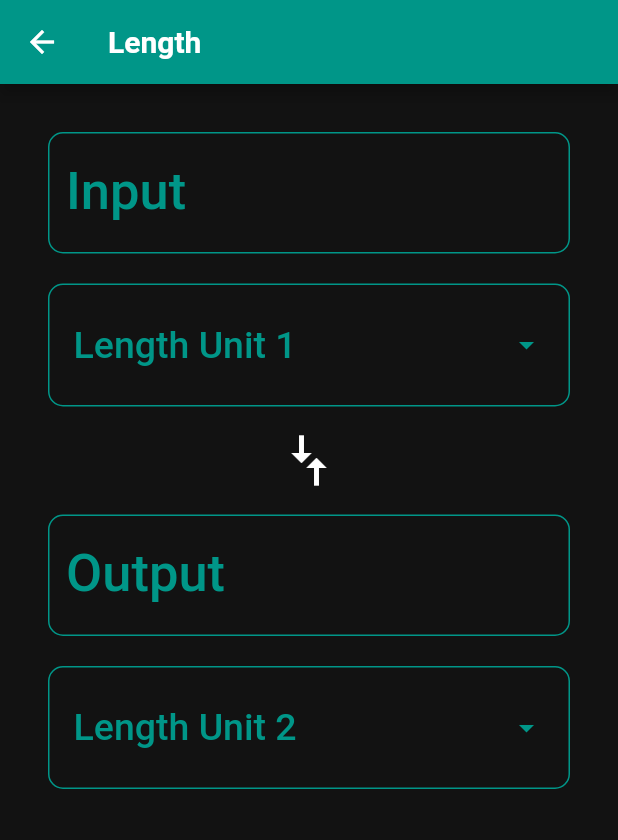
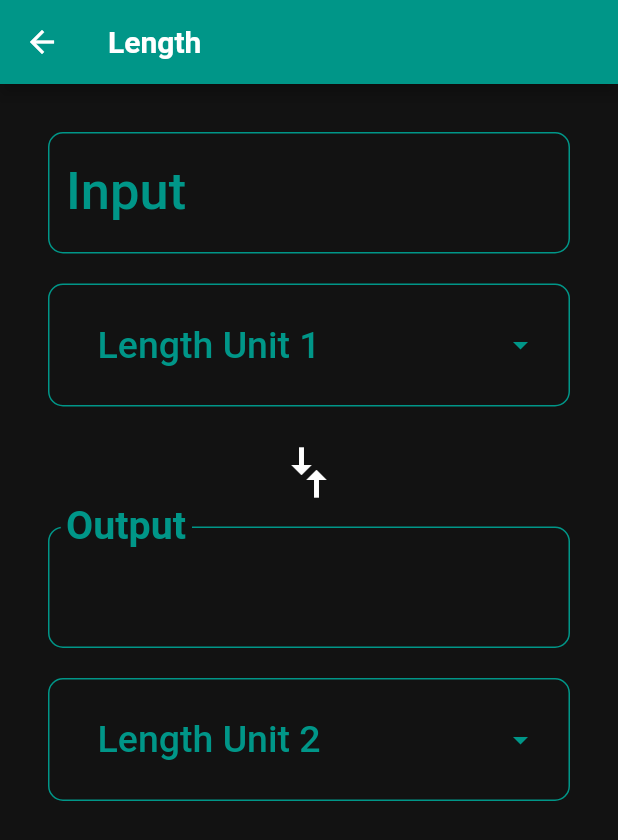
Before and after one commit to akashroshan135/unit-converter, a Flutter app: the screen it shows after launch, after a tap on "Length", on a phone screen of 412 x 824 dp. Shown: the top 840 px of the screen. Run offline on Flutter 3.47's test engine with Material 2 defaults, Android fonts, the phone set to English and light mode, and no system bars.

```diff
--- a/lib/routes/category_route.dart
+++ b/lib/routes/category_route.dart
@@ -43,9 +43,9 @@ class _CategoryRouteState extends State<CategoryRoute> {
       itemCount: CategoryData.categoryNames.length,
       itemBuilder: (BuildContext context, int index) {
         return Category(
-          CategoryData.categoryNames[index],
-          CategoryData.categoryIcon[index],
-          CategoryData.baseColors[index],
+          categoryName: CategoryData.categoryNames[index],
+          categoryIcon: CategoryData.categoryIcon[index],
+          categoryColor: CategoryData.baseColors[index],
         );
       },
     );
--- a/lib/routes/converter_route.dart
+++ b/lib/routes/converter_route.dart
@@ -1,4 +1,6 @@
 import 'package:flutter/material.dart';
+
+import 'package:unit_converter/widgets/unit.dart';
 
 const _padding = EdgeInsets.all(16.0);
 
@@ -7,26 +9,125 @@ class ConverterScreen extends StatefulWidget {
   final categoryColor;
   final units;
 
-  const ConverterScreen(this.categoryName, this.categoryColor, this.units);
+  const ConverterScreen({
+    @required this.categoryName,
+    @required this.categoryColor,
+    @required this.units,
+  })  : assert(categoryName != null),
+        assert(categoryColor != null),
+        assert(units != null);
 
   @override
   _ConverterScreenState createState() => _ConverterScreenState();
 }
 
 class _ConverterScreenState extends State<ConverterScreen> {
-  String _value1;
-  String _value2;
-  List<String> units;
+  Unit _fromValue;
+  Unit _toValue;
+  double _inputValue;
+  String _convertedValue = '';
+  List<DropdownMenuItem> _unitMenuItems;
+  bool _showValidationError = false;
+  var swap = TextEditingController();
 
   @override
   void initState() {
     super.initState();
-    units = widget.units;
-    _value1 = units[0];
-    _value2 = units[1];
+    _createDropdownMenuItems();
+    _setDefaults();
   }
 
-  Widget _createDropdown(String currentValue) {
+  // creates the dropdown menu items
+  void _createDropdownMenuItems() {
+    var newItems = <DropdownMenuItem>[];
+    for (var unit in widget.units) {
+      newItems.add(
+        DropdownMenuItem(
+          value: unit.name,
+          child: Container(
+            child: Text(
+              unit.name,
+              softWrap: true,
+            ),
+          ),
+        ),
+      );
+    }
+    setState(() {
+      _unitMenuItems = newItems;
+    });
+  }
+
+// sets the default values for from and to dropdown menu
+  void _setDefaults() {
+    setState(() {
+      _fromValue = widget.units[0];
+      _toValue = widget.units[1];
+    });
+  }
+
+  // updates the converted value
+  void _updateConversion() {
+    setState(() {
+      _convertedValue =
+          (_inputValue * (_toValue.conversion / _fromValue.conversion))
+              .toString();
+    });
+  }
+
+  // called when the input is changed
+  void _updateInputValue(String input) {
+    setState(() {
+      if (input == null || input.isEmpty) {
+        _convertedValue = '';
+      } else {
+        try {
+          final inputDouble = double.parse(input);
+          _showValidationError = false;
+          _inputValue = inputDouble;
+          _updateConversion();
+        } on Exception catch (e) {
+          print('Error: $e');
+          _showValidationError = true;
+        }
+      }
+    });
+  }
+
+  // obtasins the name of the unit
+  Unit _getUnit(String unitName) {
+    return widget.units.firstWhere(
+      (Unit unit) {
+        return unit.name == unitName;
+      },
+      orElse: null,
+    );
+  }
+
+  // changes the dropdown and updates the values
+  void _updateFromConversion(dynamic unitName) {
+    setState(() {
+      _fromValue = _getUnit(unitName);
+    });
+
+    if (_inputValue != null) {
+      _updateConversion();
+    }
+  }
+
+  // changes the dropdown and updates the values
+  void _updateToConversion(dynamic unitName) {
+    setState(() {
+      _toValue = _getUnit(unitName);
+    });
+
+    if (_inputValue != null) {
+      _updateConversion();
+    }
+  }
+  // changes the dropdown and updates the values
+
+  Widget _createDropdown(String currentValue, ValueChanged<dynamic> onChanged) {
     return Container(
       margin: EdgeInsets.only(top: 20.0),
       padding: EdgeInsets.all(16.0),
@@ -42,6 +143,8 @@ class _ConverterScreenState extends State<ConverterScreen> {
           canvasColor: Colors.grey[50],
         ),
         child: DropdownButtonHideUnderline(
+          child: ButtonTheme(
+            alignedDropdown: true,
             child: DropdownButton(
               isExpanded: true,
               style: Theme.of(context)
@@ -51,19 +154,9 @@ class _ConverterScreenState extends State<ConverterScreen> {
               iconEnabledColor: widget.categoryColor,
               dropdownColor: Theme.of(context).scaffoldBackgroundColor,
               value: currentValue,
-            items: units.map(
-              (item) {
-                return DropdownMenuItem(
-                  value: item,
-                  child: new Text(item),
-                );
-              },
-            ).toList(),
-            onChanged: (value) {
-              setState(() {
-                currentValue = value;
-              });
-            },
+              items: _unitMenuItems,
+              onChanged: onChanged,
+            ),
           ),
         ),
       ),
@@ -88,52 +181,68 @@ class _ConverterScreenState extends State<ConverterScreen> {
       padding: _padding,
       child: Column(crossAxisAlignment: CrossAxisAlignment.stretch, children: [
         TextField(
+          controller: swap,
           keyboardType: TextInputType.number,
           cursorColor: widget.categoryColor,
           style: Theme.of(context).textTheme.headline6.copyWith(fontSize: 35),
           decoration: InputDecoration(
             labelText: 'Input',
             labelStyle: TextStyle(color: widget.categoryColor),
+            errorText: _showValidationError ? 'Invalid number entered' : null,
             focusedBorder: OutlineInputBorder(
                 borderRadius: BorderRadius.circular(10),
                 borderSide: BorderSide(color: widget.categoryColor, width: 1)),
             enabledBorder: OutlineInputBorder(
                 borderRadius: BorderRadius.circular(10),
                 borderSide: BorderSide(color: widget.categoryColor, width: 1)),
+            errorBorder: OutlineInputBorder(
+                borderRadius: BorderRadius.circular(10),
+                borderSide: BorderSide(color: Colors.red, width: 1)),
+            focusedErrorBorder: OutlineInputBorder(
+                borderRadius: BorderRadius.circular(10),
+                borderSide: BorderSide(color: Colors.red, width: 1)),
           ),
+          onChanged: _updateInputValue,
         ),
-        _createDropdown(_value1)
+        _createDropdown(_fromValue.name, _updateFromConversion)
       ]),
     );
 
     final arrows = RotatedBox(
       quarterTurns: 1,
-      child: Icon(
+      child: IconButton(
+        icon: Icon(
           Icons.compare_arrows,
           size: 40.0,
           color: Theme.of(context).primaryIconTheme.color,
+        ),
+        onPressed: () => setState(() {
+          // var temp = swap.text;
+          swap.text = _convertedValue;
+          // _convertedValue = temp;
+          _updateInputValue(_convertedValue);
+        }),
       ),
     );
 
     final output = Padding(
       padding: _padding,
       child: Column(crossAxisAlignment: CrossAxisAlignment.stretch, children: [
-        TextField(
-          keyboardType: TextInputType.number,
-          cursorColor: widget.categoryColor,
+        InputDecorator(
+          child: Text(
+            _convertedValue,
             style: Theme.of(context).textTheme.headline6.copyWith(fontSize: 35),
+          ),
           decoration: InputDecoration(
             labelText: 'Output',
-            labelStyle: TextStyle(color: widget.categoryColor),
-            focusedBorder: OutlineInputBorder(
-                borderRadius: BorderRadius.circular(10),
-                borderSide: BorderSide(color: widget.categoryColor, width: 1)),
+            labelStyle: TextStyle(color: widget.categoryColor)
+                .copyWith(fontSize: 35, fontWeight: FontWeight.bold),
             enabledBorder: OutlineInputBorder(
                 borderRadius: BorderRadius.circular(10),
                 borderSide: BorderSide(color: widget.categoryColor, width: 1)),
           ),
         ),
-        _createDropdown(_value2)
+        _createDropdown(_toValue.name, _updateToConversion)
       ]),
     );
 
@@ -146,20 +255,7 @@ class _ConverterScreenState extends State<ConverterScreen> {
           padding: _padding,
           child: ListView(
             children: [input, arrows, output],
-          ), /*
-          child: FlatButton(
-            onPressed: () => setState(() {
-              _bgColor = Colors.black;
-              _textColor = Colors.white;
-            }),
-            child: Center(
-              child: Text(
-                'Hello World',
-                style: TextStyle(color: _textColor),
           ),
-            ),
-          ),
-        */
         ),
       ),
     );
--- a/lib/widgets/category.dart
+++ b/lib/widgets/category.dart
@@ -1,26 +1,29 @@
 import 'package:flutter/material.dart';
 
 import 'package:unit_converter/routes/converter_route.dart';
+import 'package:unit_converter/widgets/unit.dart';
 
 class Category extends StatelessWidget {
   final categoryName;
   final categoryIcon;
   final categoryColor;
 
-  const Category(
-    this.categoryName,
-    this.categoryIcon,
-    this.categoryColor,
-  );
+  const Category({
+    @required this.categoryName,
+    @required this.categoryIcon,
+    @required this.categoryColor,
+  })  : assert(categoryName != null),
+        assert(categoryIcon != null),
+        assert(categoryColor != null);
 
-  List<String> _buildUnits() {
-    List<String> units = <String>[];
-    var text;
-    for (var i = 1; i <= 10; i++) {
-      text = categoryName;
-      units.add('$text Unit $i');
-    }
-    return units;
+  List<Unit> _buildUnits() {
+    return List.generate(10, (int i) {
+      i++;
+      return Unit(
+        name: '$categoryName Unit $i',
+        conversion: i.toDouble(),
+      );
+    });
   }
 
   @override
@@ -41,8 +44,11 @@ class Category extends StatelessWidget {
               Navigator.push(
                 context,
                 MaterialPageRoute(
-                    builder: (context) => ConverterScreen(
-                        categoryName, categoryColor, _buildUnits())),
+                  builder: (context) => ConverterScreen(
+                      categoryName: categoryName,
+                      categoryColor: categoryColor,
+                      units: _buildUnits()),
+                ),
               );
             },
             child: Row(
--- /dev/null
+++ b/lib/widgets/unit.dart
@@ -0,0 +1,12 @@
+import 'package:flutter/material.dart';
+
+class Unit {
+  final String name;
+  final double conversion;
+
+  const Unit({
+    @required this.name,
+    @required this.conversion,
+  })  : assert(name != null),
+        assert(conversion != null);
+}
```
Lines whose indentation alone changed are shown as unchanged.
